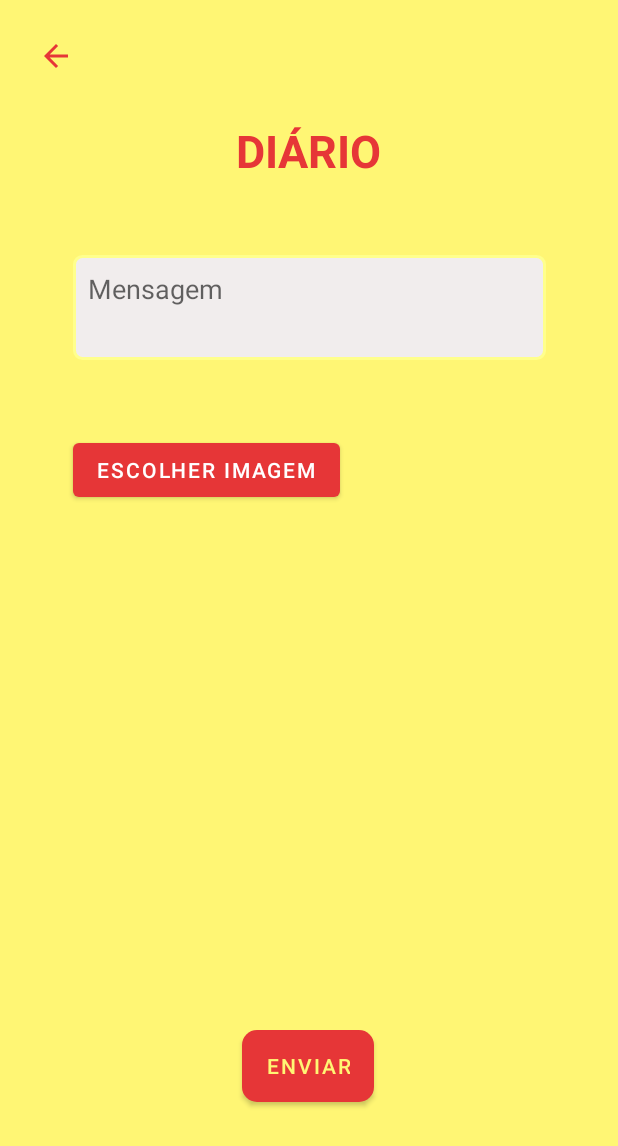
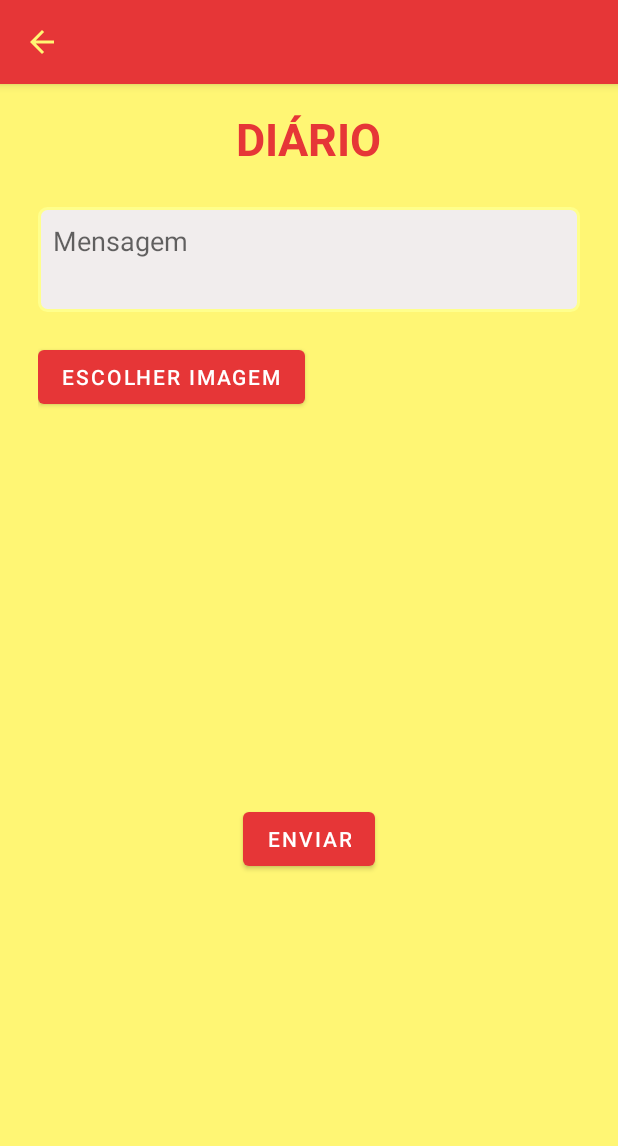
Before and after one commit to CristianeMaragno/PD2-ProfessorApp, an Android app: the DiarioActivity screen opened directly, with no data from a screen before it, on a phone screen of 412 x 824 dp. Shown: the top 1146 px of the screen. Run offline under Robolectric (Android 15) with nearby library versions, the phone set to English and light mode, and no system bars; our stand-ins replace Firebase (no records; nobody signed in at launch, a user with empty details on screens opened directly), Picasso; 1 statement that could not run was skipped.

Commit message:
Refactor layout of Diario screen

```diff
--- a/app/src/main/java/com/cristianerm/pd2professor/DiarioActivity.java
+++ b/app/src/main/java/com/cristianerm/pd2professor/DiarioActivity.java
@@ -40,7 +40,7 @@ import java.util.Date;
 
 public class DiarioActivity extends AppCompatActivity {
 
-    ImageButton voltar;
+    //ImageButton voltar;
     EditText mensagemDiario;
     Button escolher_imagem;
     ImageView imagem;
@@ -66,7 +66,7 @@ public class DiarioActivity extends AppCompatActivity {
         super.onCreate(savedInstanceState);
         setContentView(R.layout.activity_diario);
 
-        voltar = (ImageButton) findViewById(R.id.buttonVoltarDiario);
+        //voltar = (ImageButton) findViewById(R.id.buttonVoltarDiario);
         mensagemDiario = (EditText) findViewById(R.id.editTextDiario);
         enviar = (Button) findViewById(R.id.buttonDiario);
         escolher_imagem = (Button) findViewById(R.id.button_choose_image);
@@ -96,14 +96,14 @@ public class DiarioActivity extends AppCompatActivity {
             }
         };
 
-        voltar.setOnClickListener(new View.OnClickListener() {
+       /* voltar.setOnClickListener(new View.OnClickListener() {
             @Override
             public void onClick(View v) {
                 Intent i;
                 i = new Intent(DiarioActivity.this, MenuActivity.class);
                 startActivity(i);
             }
-        });
+        });*/
 
         escolher_imagem.setOnClickListener(new View.OnClickListener() {
             @Override
--- a/app/src/main/res/layout/activity_diario.xml
+++ b/app/src/main/res/layout/activity_diario.xml
@@ -1,5 +1,5 @@
 <?xml version="1.0" encoding="utf-8"?>
-<androidx.constraintlayout.widget.ConstraintLayout xmlns:android="http://schemas.android.com/apk/res/android"
+<ScrollView xmlns:android="http://schemas.android.com/apk/res/android"
     xmlns:app="http://schemas.android.com/apk/res-auto"
     xmlns:tools="http://schemas.android.com/tools"
     android:layout_width="match_parent"
@@ -7,34 +7,54 @@
     android:background="@color/Amarelo"
     tools:context=".DiarioActivity">
 
-    <ImageButton
-        android:id="@+id/buttonVoltarDiario"
+    <LinearLayout
+        android:layout_width="match_parent"
+        android:layout_height="match_parent"
+        android:orientation="vertical">
+
+        <com.google.android.material.appbar.AppBarLayout
+            android:layout_width="match_parent"
+            android:layout_height="wrap_content">
+
+            <androidx.appcompat.widget.Toolbar
+                android:id="@+id/tool_bar_diario"
+                android:layout_width="match_parent"
+                android:layout_height="?attr/actionBarSize"
+                app:navigationIcon="@drawable/ic_arrow"
+                style="@style/Widget.MaterialComponents.Toolbar.Primary"/>
+        </com.google.android.material.appbar.AppBarLayout>
+
+        <LinearLayout
+            android:layout_width="match_parent"
+            android:layout_height="wrap_content"
+            android:clipChildren="false"
+            android:clipToPadding="false"
+            android:orientation="vertical"
+            android:paddingTop="16dp">
+
+            <TextView
+                android:id="@+id/textView3"
                 android:layout_width="wrap_content"
                 android:layout_height="wrap_content"
-        android:layout_marginStart="25dp"
-        android:layout_marginTop="25dp"
-        android:background="@null"
-        android:tint="@color/Vermelho"
-        app:layout_constraintStart_toStartOf="parent"
-        app:layout_constraintTop_toTopOf="parent"
-        app:srcCompat="?attr/homeAsUpIndicator" />
-
-    <TextView
-        android:id="@+id/textView22"
-        android:layout_width="wrap_content"
-        android:layout_height="wrap_content"
-        android:layout_marginTop="80dp"
                 android:text="DIÁRIO"
                 android:textColor="@color/Vermelho"
                 android:textSize="30sp"
                 android:textStyle="bold"
-        app:layout_constraintEnd_toEndOf="parent"
-        app:layout_constraintStart_toStartOf="parent"
-        app:layout_constraintTop_toTopOf="parent" />
+                android:layout_gravity="center"/>
+
+        </LinearLayout>
+
+        <LinearLayout
+            android:layout_width="match_parent"
+            android:layout_height="match_parent"
+            android:orientation="vertical"
+            android:layout_marginLeft="25dp"
+            android:layout_marginRight="25dp"
+            android:layout_marginTop="25dp">
 
             <EditText
                 android:id="@+id/editTextDiario"
-        android:layout_width="@dimen/width_big_edittext"
+                android:layout_width="match_parent"
                 android:layout_height="70dp"
                 android:background="@drawable/edit_box_background"
                 android:ems="10"
@@ -45,36 +65,25 @@
                 android:paddingTop="10dp"
                 android:paddingRight="10dp"
                 android:textColor="@color/Vermelho"
-        android:textCursorDrawable="@null"
-        app:layout_constraintBottom_toTopOf="@+id/button_choose_image"
-        app:layout_constraintEnd_toEndOf="parent"
-        app:layout_constraintStart_toStartOf="parent"
-        app:layout_constraintTop_toBottomOf="@+id/textView22" />
+                android:textCursorDrawable="@null"/>
 
             <TextView
                 android:id="@+id/textErrorDiario"
                 android:layout_width="wrap_content"
                 android:layout_height="wrap_content"
-        android:textColor="@color/Vermelho"
-        app:layout_constraintStart_toStartOf="@+id/editTextDiario"
-        app:layout_constraintTop_toBottomOf="@+id/editTextDiario" />
+                android:textColor="@color/Vermelho"/>
 
             <Button
                 android:id="@+id/button_choose_image"
                 android:layout_width="wrap_content"
                 android:layout_height="wrap_content"
                 android:layout_marginBottom="10dp"
-        android:text="Escolher imagem"
-        app:layout_constraintBottom_toTopOf="@+id/image_view_diario"
-        app:layout_constraintStart_toStartOf="@+id/editTextDiario" />
+                android:text="Escolher imagem"/>
 
             <ImageView
                 android:id="@+id/image_view_diario"
                 android:layout_width="match_parent"
-        android:layout_height="250dp"
-        app:layout_constraintBottom_toBottomOf="parent"
-        app:layout_constraintStart_toStartOf="parent"
-        app:layout_constraintTop_toBottomOf="@+id/textView22" />
+                android:layout_height="250dp" />
 
             <ProgressBar
                 android:id="@+id/progressBarDiario"
@@ -83,23 +92,16 @@
                 android:layout_height="wrap_content"
                 android:indeterminate="true"
                 android:theme="@style/ProgressTheme"
-        app:layout_constraintBottom_toBottomOf="parent"
-        app:layout_constraintEnd_toEndOf="parent"
-        app:layout_constraintStart_toStartOf="parent"
-        app:layout_constraintTop_toTopOf="parent" />
+                android:layout_gravity="center"/>
 
-    <Button
+            <com.google.android.material.button.MaterialButton
                 android:id="@+id/buttonDiario"
                 android:layout_width="wrap_content"
                 android:layout_height="wrap_content"
-        android:text="Enviar"
-        app:layout_constraintBottom_toBottomOf="parent"
-        app:layout_constraintEnd_toEndOf="parent"
-        app:layout_constraintHorizontal_bias="0.498"
-        app:layout_constraintStart_toStartOf="parent"
-        app:layout_constraintTop_toBottomOf="@+id/image_view_diario"
-        android:textColor="@color/Amarelo"
-        android:background="@drawable/button_style"/>
+                android:text="ENVIAR"
+                android:layout_gravity="center"/>
+        </LinearLayout>
 
+    </LinearLayout>
 
-</androidx.constraintlayout.widget.ConstraintLayout>
+</ScrollView>
```
Lines whose indentation alone changed are shown as unchanged.
